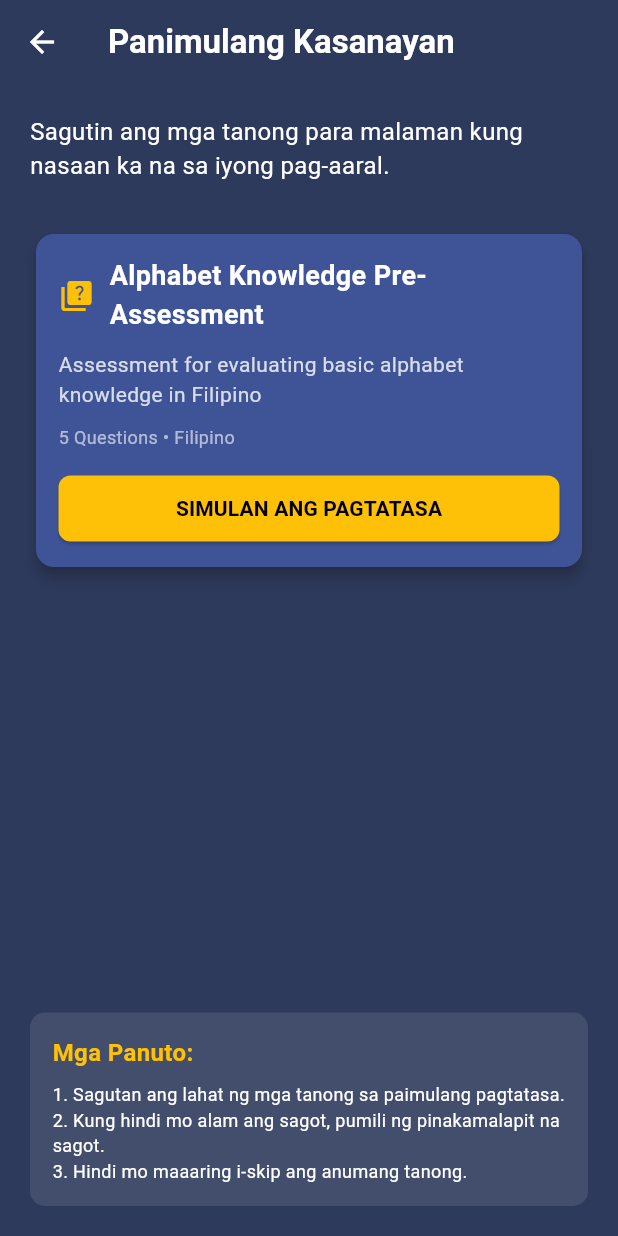
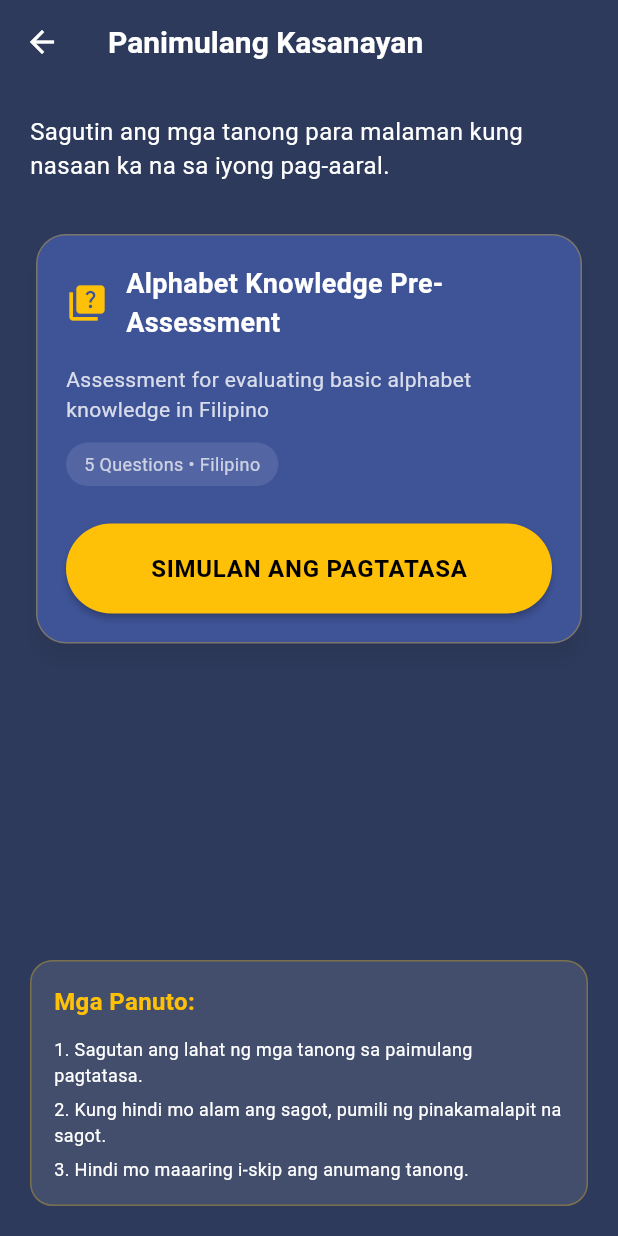
Before and after one commit to Phil1ipfs/Mobile-Application-Literexia, a Flutter app: the AssessmentScreen screen opened by its route, on a phone screen of 412 x 824 dp. Run offline on Flutter 3.47's test engine with Material 3 defaults, Android fonts, the light colour scheme and no system bars; our stand-ins replace flutter_dotenv; missing offline and left inert: mongo_dart; accounts and stored records are empty; statements that could not run were skipped.

Commit message:
Updated assessment

```diff
--- a/literexia/lib/features/assessments/ui/assessment_screen.dart
+++ b/literexia/lib/features/assessments/ui/assessment_screen.dart
@@ -21,9 +21,13 @@ class AssessmentScreen extends StatelessWidget {
           style: TextStyle(
             color: Colors.white,
             fontWeight: FontWeight.bold,
+            fontSize: 20,
           ),
         ),
-        iconTheme: const IconThemeData(color: Colors.white),
+        leading: IconButton(
+          icon: const Icon(Icons.arrow_back, color: Colors.white),
+          onPressed: () => Navigator.of(context).pop(),
+        ),
       ),
       body: SafeArea(
         child: Padding(
@@ -51,12 +55,13 @@ class AssessmentScreen extends StatelessWidget {
 
               const Spacer(),
 
-              // Instructions
+              // Instructions with amber accent
               Container(
                 padding: const EdgeInsets.all(15),
                 decoration: BoxDecoration(
                   color: Colors.white.withOpacity(0.1),
-                  borderRadius: BorderRadius.circular(10),
+                  borderRadius: BorderRadius.circular(15),
+                  border: Border.all(color: Colors.amber.withOpacity(0.3), width: 1),
                 ),
                 child: Column(
                   crossAxisAlignment: CrossAxisAlignment.start,
@@ -69,15 +74,17 @@ class AssessmentScreen extends StatelessWidget {
                         fontSize: 16,
                       ),
                     ),
-                    SizedBox(height: 8),
+                    SizedBox(height: 12),
                     Text(
                       '1. Sagutan ang lahat ng mga tanong sa paimulang pagtatasa.',
                       style: TextStyle(color: Colors.white),
                     ),
+                    SizedBox(height: 6),
                     Text(
                       '2. Kung hindi mo alam ang sagot, pumili ng pinakamalapit na sagot.',
                       style: TextStyle(color: Colors.white),
                     ),
+                    SizedBox(height: 6),
                     Text(
                       '3. Hindi mo maaaring i-skip ang anumang tanong.',
                       style: TextStyle(color: Colors.white),
@@ -99,13 +106,15 @@ class AssessmentScreen extends StatelessWidget {
     required int assessmentId,
   }) {
     return Card(
-      elevation: 4,
+      elevation: 6,
+      shadowColor: Colors.black.withOpacity(0.3),
       color: AppTheme.lessonPanelBlue,
       shape: RoundedRectangleBorder(
-        borderRadius: BorderRadius.circular(12),
+        borderRadius: BorderRadius.circular(20),
+        side: BorderSide(color: Colors.amber.withOpacity(0.3), width: 1),
       ),
       child: Padding(
-        padding: const EdgeInsets.all(15.0),
+        padding: const EdgeInsets.all(20.0),
         child: Column(
           crossAxisAlignment: CrossAxisAlignment.start,
           children: [
@@ -113,10 +122,10 @@ class AssessmentScreen extends StatelessWidget {
               children: [
                 Icon(
                   Icons.quiz,
-                  color: AppTheme.accentAmber,
-                  size: 24,
+                  color: Colors.amber,
+                  size: 28,
                 ),
-                const SizedBox(width: 10),
+                const SizedBox(width: 12),
                 Expanded(
                   child: Text(
                     title,
@@ -129,7 +138,7 @@ class AssessmentScreen extends StatelessWidget {
                 ),
               ],
             ),
-            const SizedBox(height: 10),
+            const SizedBox(height: 15),
             Text(
               description,
               style: TextStyle(
@@ -137,31 +146,41 @@ class AssessmentScreen extends StatelessWidget {
                 fontSize: 14,
               ),
             ),
-            const SizedBox(height: 10),
-            Text(
-              '5 Questions • Filipino',
-              style: TextStyle(
-                color: Colors.white.withOpacity(0.6),
-                fontSize: 12,
+            const SizedBox(height: 12),
+            Container(
+              padding: const EdgeInsets.symmetric(horizontal: 12, vertical: 6),
+              decoration: BoxDecoration(
+                color: Colors.white.withOpacity(0.1),
+                borderRadius: BorderRadius.circular(15),
+              ),
+              child: Text(
+                '5 Questions • Filipino',
+                style: TextStyle(
+                  color: Colors.white.withOpacity(0.7),
+                  fontSize: 12,
+                ),
               ),
             ),
-            const SizedBox(height: 15),
+            const SizedBox(height: 25),
             SizedBox(
               width: double.infinity,
+              height: 60,
               child: ElevatedButton(
                 onPressed: () => _startAssessment(context, assessmentId),
                 style: ElevatedButton.styleFrom(
-                  backgroundColor: AppTheme.accentAmber,
+                  backgroundColor: Colors.amber,
                   foregroundColor: Colors.black,
-                  padding: const EdgeInsets.symmetric(vertical: 12),
+                  elevation: 2,
                   shape: RoundedRectangleBorder(
-                    borderRadius: BorderRadius.circular(8),
+                    borderRadius: BorderRadius.circular(30),
                   ),
                 ),
                 child: const Text(
                   'SIMULAN ANG PAGTATASA',
                   style: TextStyle(
                     fontWeight: FontWeight.bold,
+                    fontSize: 16,
+                    letterSpacing: 0.5,
                   ),
                 ),
               ),
@@ -173,11 +192,25 @@ class AssessmentScreen extends StatelessWidget {
   }
 
   void _startAssessment(BuildContext context, int assessmentId) {
+    // Create provider
+    final assessmentProvider = AssessmentProvider();
+
     Navigator.of(context).push(
       MaterialPageRoute(
-        builder: (context) => ChangeNotifierProvider(
-          create: (context) => AssessmentProvider(),
-          child: AssessmentQuestionScreen(assessmentId: assessmentId),
+        builder: (context) => ChangeNotifierProvider.value(
+          value: assessmentProvider,
+          child: AssessmentQuestionScreen(
+            assessmentId: assessmentId,
+            provider: assessmentProvider,
+            onAnswerSelected: (question, option) {
+              // Optional callback for when an answer is selected
+              print('Question ${question.questionId} answered with ${option.optionText}');
+            },
+            onClose: () {
+              // Optional callback for when the assessment is closed
+              print('Assessment closed');
+            },
+          ),
         ),
       ),
     );
```
Also changed, not shown: literexia/lib/features/assessments/logic/assessment_provider.dart (+11 -0 lines), literexia/lib/features/assessments/ui/assessment_question_screen.dart (+266 -187 lines).
